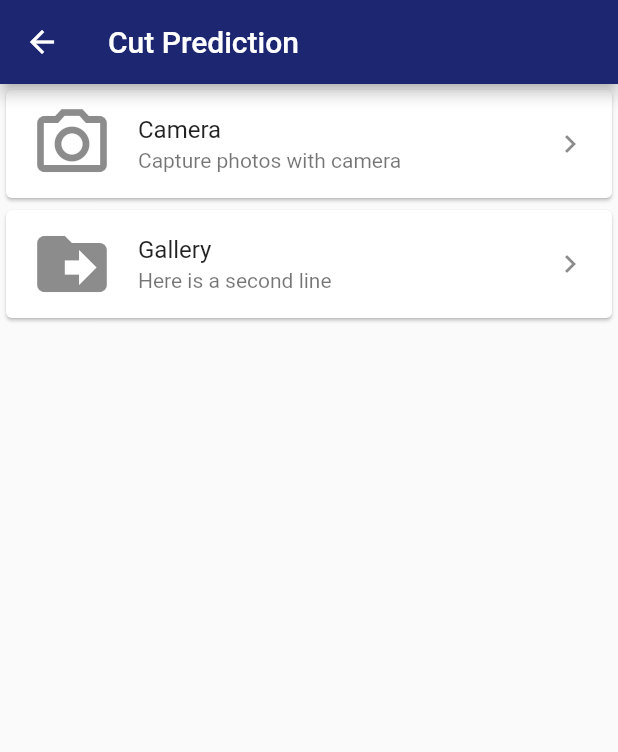
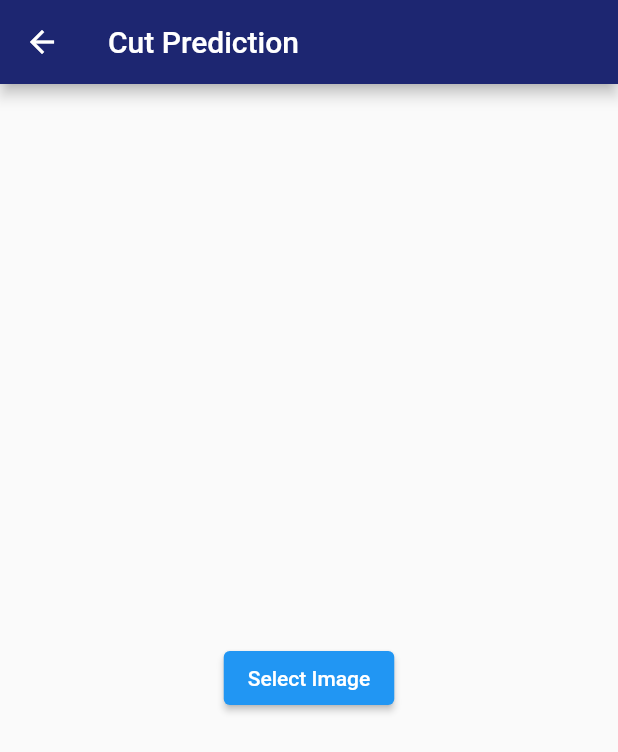
Before and after one commit to NuvinduSenarathne/Gemo_Mobile, a Flutter app: the CutPrediction screen opened by its route, after a tap on "Gallery", on a phone screen of 412 x 824 dp. Shown: the top 752 px of the screen. Run offline on Flutter 3.47's test engine with Material 2 defaults, Android fonts, the phone set to English and light mode, and no system bars; our stand-ins replace camera, carousel_slider, cloud_firestore, firebase_auth, firebase_core, image_picker and 2 more; accounts and stored records are empty.

Commit message:
cut prediction

```diff
--- /dev/null
+++ b/lib/screens/cp.dart
@@ -0,0 +1,74 @@
+import 'dart:io';
+
+import 'package:flutter/material.dart';
+import 'package:image_picker/image_picker.dart';
+import 'package:path/path.dart';
+import 'package:path_provider/path_provider.dart';
+
+import '../constants/colors.dart';
+import 'previewPage.dart';
+
+class CutPrediction1 extends StatefulWidget {
+  @override
+  _CutPrediction1State createState() => _CutPrediction1State();
+}
+
+class _CutPrediction1State extends State<CutPrediction1> {
+  XFile? _selectedImage;
+
+  Future<void> _pickImage() async {
+    print('sd');
+    final picker = ImagePicker();
+    final pickedImage = await picker.pickImage(source: ImageSource.gallery);
+
+    if (pickedImage != null) {
+      setState(() {
+        _selectedImage = pickedImage;
+
+      });
+    }
+  }
+
+  @override
+  Widget build(BuildContext context) {
+    return Scaffold(
+      resizeToAvoidBottomInset: false,
+      appBar: AppBar(
+        backgroundColor: AppColors.backgroundColor,
+        title: const Text("Cut Prediction"),
+      ),
+      body: Center(
+        child: Column(
+          mainAxisSize: MainAxisSize.min,
+          children: [
+            if (_selectedImage != null)
+              Image.file(
+                File(_selectedImage!.path),
+                fit: BoxFit.cover,
+                width: 250,
+              ),
+            const SizedBox(height: 24),
+            ElevatedButton(
+              onPressed: _pickImage,
+              child: Text('Select Image'),
+
+            ),
+            if (_selectedImage != null)
+              ElevatedButton(
+                onPressed: () {
+                  Navigator.push(
+                    context,
+                    MaterialPageRoute(
+                      builder: (context) =>
+                          PreviewPage(picture: _selectedImage!),
+                    ),
+                  );
+                },
+                child: Text('Preview Image'),
+              ),
+          ],
+        ),
+      ),
+    );
+  }
+}
--- a/lib/screens/cutPrediction.dart
+++ b/lib/screens/cutPrediction.dart
@@ -1,9 +1,10 @@
 import 'package:camera/camera.dart';
 import 'package:flutter/material.dart';
 import 'package:gemo_app/constants/colors.dart';
+import 'package:gemo_app/screens/cp.dart';
+import 'package:gemo_app/screens/galleryApp.dart';
 
 import 'cameraApp.dart';
-
 
 class CutPrediction extends StatelessWidget {
   const CutPrediction({super.key});
@@ -17,26 +18,32 @@ class CutPrediction extends StatelessWidget {
           title: const Text("Cut Prediction"),
         ),
         body: ListView(
-          children:  [
+          children: [
             Card(
               child: ListTile(
                 leading: Icon(Icons.camera_alt_outlined, size: 56.0),
                 title: Text('Camera'),
                 subtitle: Text('Capture photos with camera'),
                 trailing: Icon(Icons.navigate_next_outlined),
-                onTap: ()async {
-            await availableCameras().then((value) => Navigator.push(context,
-                MaterialPageRoute(builder: (_) => CameraApp(cameras: value))));
-          },
+                onTap: () async {
+                  await availableCameras().then((value) => Navigator.push(
+                      context,
+                      MaterialPageRoute(
+                          builder: (_) => CameraApp(cameras: value))));
+                },
               ),
             ),
             Card(
               child: ListTile(
                 leading: Icon(Icons.drive_file_move, size: 56.0),
                 title: Text('Gallery'),
-                subtitle: Text('Here is a second line'),
+                subtitle: Text('Upload photos from gallery'),
                 trailing: Icon(Icons.navigate_next_outlined),
                 onTap: () {
+                  Navigator.push(
+                      context,
+                      MaterialPageRoute(
+                          builder: (_) => CutPrediction1()));
                   print('clicked files');
                 },
               ),
--- /dev/null
+++ b/lib/screens/galleryApp.dart
@@ -0,0 +1,53 @@
+import 'dart:io';
+
+import 'package:camera/camera.dart';
+import 'package:flutter/cupertino.dart';
+import 'package:flutter/material.dart';
+import 'package:image_picker/image_picker.dart';
+
+class ImagePickerScreen extends StatefulWidget {
+  @override
+  _ImagePickerScreenState createState() => _ImagePickerScreenState();
+}
+
+class _ImagePickerScreenState extends State<ImagePickerScreen> {
+  late XFile? _image;
+
+  Future<void> _pickImage() async {
+    final picker = ImagePicker();
+    final pickedImage = await picker.pickImage(source: ImageSource.gallery);
+
+    if (pickedImage != null) {
+      setState(() {
+        _image = pickedImage;
+      });
+    }
+  }
+
+  @override
+  Widget build(BuildContext context) {
+    return Scaffold(
+      appBar: AppBar(title: Text('Image Picker Example')),
+      body: Center(
+        child: Column(
+          mainAxisAlignment: MainAxisAlignment.center,
+          children: <Widget>[
+            if (_image != null)
+              Image.file(
+                File(_image!.path),
+                width: 200,
+                height: 200,
+              )
+            else
+              Text('No image selected'),
+            SizedBox(height: 20),
+            ElevatedButton(
+              onPressed: _pickImage,
+              child: Text('Pick an Image'),
+            ),
+          ],
+        ),
+      ),
+    );
+  }
+}
--- a/pubspec.yaml
+++ b/pubspec.yaml
@@ -44,6 +44,8 @@ dependencies:
   quickalert: ^1.0.1
   carousel_slider: ^4.2.1
   camera: ^0.10.5+3
+  gallery_picker: ^0.4.8
+  image_picker: ^0.8.4+3
 
 dev_dependencies:
   flutter_test:
```
Also changed, not shown: lib/screens/previewPage.dart (+7 -1 lines), pubspec.lock, 5 other files.
